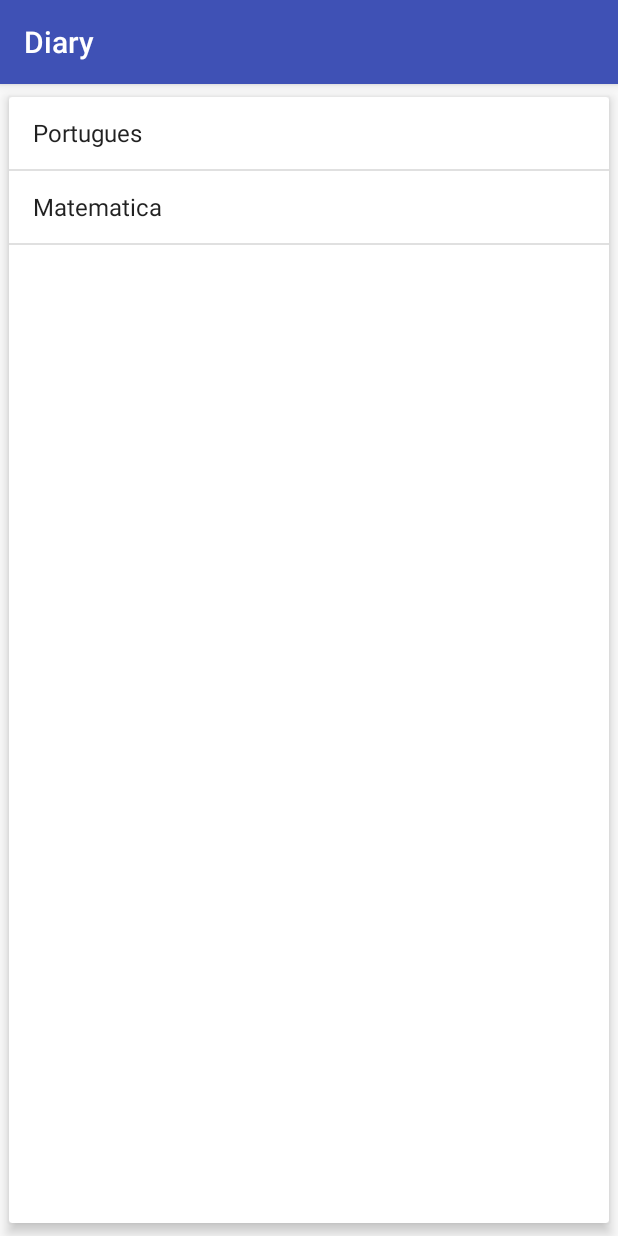
After one commit to JabelFontoura/AgendaAndroid, an Android app: the ListaProvasFragment screen opened directly, with no data from a screen before it, on a phone screen of 412 x 824 dp. The commit adds this screen. Run offline under Robolectric (Android 15) with nearby library versions, the phone set to English and light mode, and no system bars.

Commit message:
Ajuste fragments

```diff
--- a/app/build.gradle
+++ b/app/build.gradle
@@ -25,7 +25,8 @@
         exclude group: 'com.android.support', module: 'support-annotations'
     })
     compile 'com.android.support:appcompat-v7:25.1.0'
-    testCompile 'junit:junit:4.12'
     compile 'com.android.support:design:25.1.0'
     compile 'com.android.support:cardview-v7:25.1.0'
+    compile 'com.android.support:support-v4:24.2.1'
+    testCompile 'junit:junit:4.12'
 }
--- a/app/src/main/AndroidManifest.xml
+++ b/app/src/main/AndroidManifest.xml
@@ -42,7 +42,7 @@
         </receiver>
 
         <activity android:name=".ProvasActivity" />
-        <activity android:name=".DetalhesProvaActivity"></activity>
+        <activity android:name=".DetalhesProvaActivity" />
     </application>
 
 </manifest>
--- /dev/null
+++ b/app/src/main/java/com/fontoura/jabel/agenda/ListaProvasFragment.java
@@ -0,0 +1,60 @@
+package com.fontoura.jabel.agenda;
+
+import android.content.Intent;
+import android.os.Bundle;
+import android.support.annotation.Nullable;
+import android.support.v4.app.Fragment;
+import android.support.v4.app.FragmentActivity;
+import android.support.v4.app.FragmentManager;
+import android.support.v4.app.FragmentTransaction;
+import android.view.LayoutInflater;
+import android.view.View;
+import android.view.ViewGroup;
+import android.widget.AdapterView;
+import android.widget.ArrayAdapter;
+import android.widget.ListView;
+import android.widget.Toast;
+
+import com.fontoura.jabel.agenda.model.Prova;
+
+import java.util.Arrays;
+import java.util.List;
+
+/**
+ * Created by 0148111 on 04/01/2017.
+ */
+
+public class ListaProvasFragment extends Fragment {
+
+    @Nullable
+    @Override
+    public View onCreateView(LayoutInflater inflater, @Nullable ViewGroup container, @Nullable Bundle savedInstanceState) {
+        View view = inflater.inflate(R.layout.fragment_lista_provas, container, false);
+
+        List<String> topicosPort = Arrays.asList("Sujeito", "Objeto direto", "Objeto indireto");
+        Prova provaPortugues = new Prova("Portugues", "25/01/2017", topicosPort);
+
+        List<String> topicosMat = Arrays.asList("Equacoes de segundo grau", "Trigonometria");
+        Prova provaMatematica = new Prova("Matematica", "27/01/2017", topicosMat);
+
+        List<Prova> provas = Arrays.asList(provaPortugues, provaMatematica);
+
+        ArrayAdapter<Prova> adapter = new ArrayAdapter<Prova>(getContext(), android.R.layout.simple_list_item_1, provas);
+
+        ListView lista = (ListView) view.findViewById(R.id.provas_lista);
+        lista.setAdapter(adapter);
+
+        lista.setOnItemClickListener(new AdapterView.OnItemClickListener() {
+            @Override
+            public void onItemClick(AdapterView<?> parent, View view, int position, long id) {
+                Prova prova = (Prova) parent.getItemAtPosition(position);
+                Toast.makeText(getContext(), "Clicou na prova de " + prova, Toast.LENGTH_SHORT).show();
+
+                ProvasActivity provasActivity = (ProvasActivity) getActivity();
+                provasActivity.selecionaProva(prova);
+            }
+        });
+
+        return view;
+    }
+}
--- /dev/null
+++ b/app/src/main/res/layout-land/activity_provas.xml
@@ -0,0 +1,19 @@
+<?xml version="1.0" encoding="utf-8"?>
+<LinearLayout xmlns:android="http://schemas.android.com/apk/res/android"
+    android:layout_width="match_parent"
+    android:layout_height="match_parent"
+    android:orientation="horizontal">
+
+    <FrameLayout
+        android:id="@+id/frame_principal"
+        android:layout_width="0dp"
+        android:layout_height="match_parent"
+        android:layout_weight="1"/>
+
+        <FrameLayout
+            android:id="@+id/frame_secundario"
+            android:layout_width="0dp"
+            android:layout_height="match_parent"
+            android:layout_weight="2"/>
+
+</LinearLayout>
--- a/app/src/main/res/layout/activity_provas.xml
+++ b/app/src/main/res/layout/activity_provas.xml
@@ -1,16 +1,10 @@
 <?xml version="1.0" encoding="utf-8"?>
-<android.support.v7.widget.CardView xmlns:android="http://schemas.android.com/apk/res/android"
+<FrameLayout xmlns:android="http://schemas.android.com/apk/res/android"
     xmlns:app="http://schemas.android.com/apk/res-auto"
-    android:id="@+id/activity_provas"
+    android:id="@+id/frame_principal"
     android:layout_width="match_parent"
-    android:layout_height="match_parent"
-    app:cardElevation="5dp"
-    app:cardUseCompatPadding="true">
-
-    <ListView
-        android:id="@+id/provas_lista"
-        android:layout_width="match_parent"
-        android:layout_height="match_parent"/>
+    android:layout_height="match_parent">
 
 
-</android.support.v7.widget.CardView>
+
+</FrameLayout>
--- /dev/null
+++ b/app/src/main/res/layout/fragment_lista_provas.xml
@@ -0,0 +1,16 @@
+<?xml version="1.0" encoding="utf-8"?>
+<android.support.v7.widget.CardView xmlns:android="http://schemas.android.com/apk/res/android"
+    xmlns:app="http://schemas.android.com/apk/res-auto"
+    android:id="@+id/activity_provas"
+    android:layout_width="match_parent"
+    android:layout_height="match_parent"
+    app:cardElevation="5dp"
+    app:cardUseCompatPadding="true">
+
+    <ListView
+        android:id="@+id/provas_lista"
+        android:layout_width="match_parent"
+        android:layout_height="match_parent"/>
+
+
+</android.support.v7.widget.CardView>
--- a/app/src/main/res/layout/list_item.xml
+++ b/app/src/main/res/layout/list_item.xml
@@ -22,7 +22,8 @@
             android:layout_height="wrap_content"
             android:textSize="20sp"
             android:textStyle="bold"
-            android:paddingLeft="10dp"/>
+            android:paddingLeft="10dp"
+            android:text="Nome"/>
 
         <TextView
             android:id="@+id/item_telefone"
@@ -30,7 +31,8 @@
             android:layout_height="wrap_content"
             android:textSize="16sp"
             android:paddingLeft="10dp"
-            android:paddingTop="8dp"/>
+            android:paddingTop="8dp"
+            android:text="Telefone"/>
     </LinearLayout>
 
 </LinearLayout>
--- /dev/null
+++ b/app/src/main/res/values-land/bools.xml
@@ -0,0 +1,4 @@
+<?xml version="1.0" encoding="utf-8"?>
+<resources>
+    <bool name="modoPaisagem">true</bool>
+</resources>
--- /dev/null
+++ b/app/src/main/res/values/bools.xml
@@ -0,0 +1,4 @@
+<?xml version="1.0" encoding="utf-8"?>
+<resources>
+    <bool name="modoPaisagem">false</bool>
+</resources>
--- a/app/src/main/res/values/strings.xml
+++ b/app/src/main/res/values/strings.xml
@@ -7,4 +7,7 @@
     <string name="campo_endereco">Adress</string>
     <string name="campo_telefone">Phone</string>
     <string name="campo_site">Site</string>
+
+    <!-- TODO: Remove or change this placeholder text -->
+    <string name="hello_blank_fragment">Hello blank fragment</string>
 </resources>
```
Also changed, not shown: app/src/main/java/com/fontoura/jabel/agenda/DetalhesProvaFragment.java (added, +51 -0 lines), app/src/main/java/com/fontoura/jabel/agenda/ProvasActivity.java (+29 -29 lines), app/src/main/res/layout-land/list_item.xml (+50 -10 lines), app/src/main/res/layout/fragment_detalhes_prova.xml (added, +48 -0 lines).
